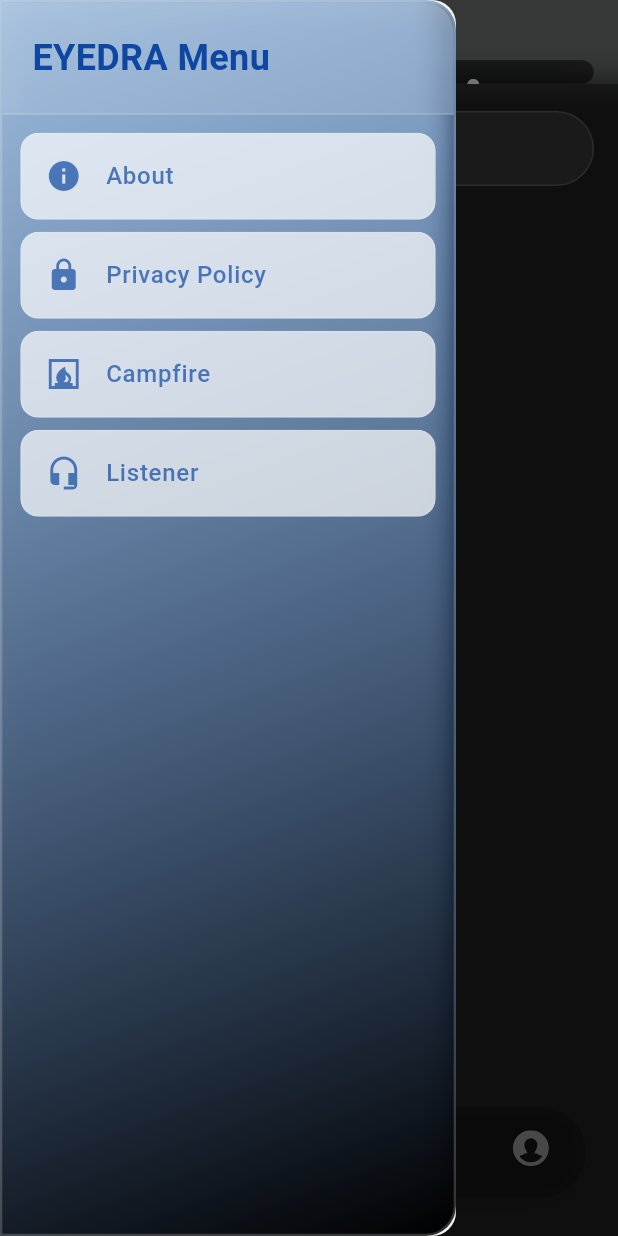
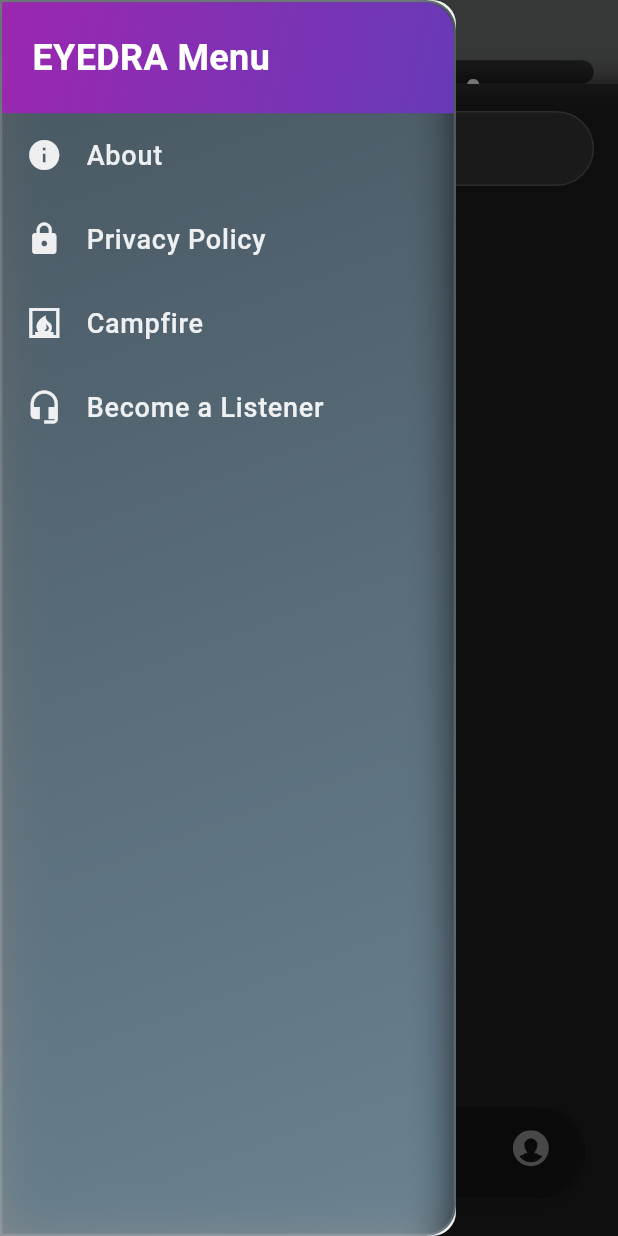
Before and after one commit to IshanD101/EYEDRA_UI_V2, a Flutter app: the screen it shows after launch, item 2 of the bottom bar chosen, with the side drawer open, on a phone screen of 412 x 824 dp. Run offline on Flutter 3.47's test engine with Material 3 defaults, Android fonts, the phone set to English and light mode, and no system bars; our stand-ins replace camera, flutter_secure_storage, flutter_svg, glassmorphism, image_picker, intl_phone_field and 4 more; missing offline and left inert: model_viewer_plus, webview_flutter_android, zego_uikit_prebuilt_video_conference; network calls fail.

Commit message:
Incoming changes for side bar..

```diff
--- a/lib/screens/home/side_bar.dart
+++ b/lib/screens/home/side_bar.dart
@@ -1,17 +1,11 @@
 import 'dart:ui';
 import 'package:flutter/material.dart';
 import 'package:eyedra_ui_v2/screens/listener_registration.dart';  // Import the Listener Registration Page
+//test comment
+class SideBar extends StatelessWidget {
+  final Function(int) onMenuItemSelected;
 
-class SideBar extends StatefulWidget {
-  final Function(int) onMenuItemSelected;
   const SideBar({super.key, required this.onMenuItemSelected});
-
-  @override
-  State<SideBar> createState() => _SideBarState();
-}
-
-class _SideBarState extends State<SideBar> {
-  int? hoveredIndex;
 
   @override
   Widget build(BuildContext context) {
@@ -21,34 +15,30 @@ class _SideBarState extends State<SideBar> {
         bottomRight: Radius.circular(20),
       ),
       child: BackdropFilter(
-
-        filter: ImageFilter.blur(sigmaX: 10, sigmaY: 10),
+        filter: ImageFilter.blur(sigmaX: 15, sigmaY: 15), // Glassmorphism effect
         child: Container(
           width: MediaQuery.of(context).size.width * 0.6,
           decoration: BoxDecoration(
             gradient: LinearGradient(
-
+              colors: [
+                Colors.black.withOpacity(0.6),
+                Colors.black.withOpacity(0.4)
+              ],
               begin: Alignment.topLeft,
               end: Alignment.bottomRight,
-              colors: [
-                Colors.blue[900]!.withOpacity(0.3),
-                Colors.black,
-              ],
             ),
             borderRadius: const BorderRadius.only(
               topRight: Radius.circular(20),
               bottomRight: Radius.circular(20),
             ),
             border: Border.all(
-
-              color: Colors.white.withOpacity(0.2),
+              color: Colors.white.withOpacity(0.15), // Subtle border
               width: 1.5,
             ),
             boxShadow: [
               BoxShadow(
-
-                color: Colors.blue.withOpacity(0.1),
-                blurRadius: 20,
+                color: Colors.blue.withOpacity(0.3),
+                blurRadius: 30,
                 spreadRadius: 5,
               ),
             ],
@@ -56,43 +46,34 @@ class _SideBarState extends State<SideBar> {
           child: ListView(
             padding: EdgeInsets.zero,
             children: [
-
-              ClipRRect(
-                borderRadius: const BorderRadius.only(
+              // Sidebar Header
+              Container(
+                padding: const EdgeInsets.all(20),
+                decoration: const BoxDecoration(
+                  gradient: LinearGradient(
+                    colors: [Colors.purple, Colors.deepPurple],
+                    begin: Alignment.topLeft,
+                    end: Alignment.bottomRight,
+                  ),
+                  borderRadius: BorderRadius.only(
                     topRight: Radius.circular(20),
                   ),
-                child: BackdropFilter(
-                  filter: ImageFilter.blur(sigmaX: 8, sigmaY: 8),
-                  child: Container(
-                    padding: const EdgeInsets.all(20),
-                    decoration: BoxDecoration(
-                      color: Colors.white.withOpacity(0.1),
-                      borderRadius: const BorderRadius.only(
-                        topRight: Radius.circular(20),
                 ),
-                      border: Border(
-                        bottom: BorderSide(
-                          color: Colors.white.withOpacity(0.2),
-                          width: 1,
-                        ),
-                      ),
-                    ),
-                    child: Text(
+                child: const Text(
                   'EYEDRA Menu',
                   style: TextStyle(
-                        color: Colors.blue[900],
+                    color: Colors.white,
                     fontSize: 24,
                     fontWeight: FontWeight.bold,
                   ),
                 ),
               ),
-                ),
-              ),
-              const SizedBox(height: 8),
-              _buildMenuItem(Icons.info, 'About', 0),
-              _buildMenuItem(Icons.lock, 'Privacy Policy', 1),
-              _buildMenuItem(Icons.fireplace, 'Campfire', 2),
-              _buildMenuItem(Icons.headset_mic, 'Listener', 3),
+
+              // Sidebar Items
+              _buildMenuItem(Icons.info, 'About', 0, context),
+              _buildMenuItem(Icons.lock, 'Privacy Policy', 1, context),
+              _buildMenuItem(Icons.fireplace, 'Campfire', 2, context),
+              _buildListenerMenuItem(context),  // Updated Listener button
             ],
           ),
         ),
@@ -100,133 +81,26 @@ class _SideBarState extends State<SideBar> {
     );
   }
 
-  Widget _buildMenuItem(IconData icon, String title, int index) {
-    final bool isHovered = hoveredIndex == index;
-
-    return MouseRegion(
-      onEnter: (_) {
-        setState(() {
-          hoveredIndex = index;
-        });
-      },
-      onExit: (_) {
-        setState(() {
-          hoveredIndex = null;
-        });
-      },
-      child: GestureDetector(
-        onTap: () {
-          widget.onMenuItemSelected(index);
-        },
-        child: Padding(
-          padding: const EdgeInsets.symmetric(horizontal: 12, vertical: 4),
-          child: ClipRRect(
-            borderRadius: BorderRadius.circular(12),
-            child: BackdropFilter(
-              filter: ImageFilter.blur(sigmaX: 3, sigmaY: 3),
-              child: Container(
-                decoration: BoxDecoration(
-                  color: Colors.white.withOpacity(0.7),  // Changed to white with opacity
-                  borderRadius: BorderRadius.circular(12),
-                  border: Border.all(
-                    color: isHovered
-                        ? Colors.white.withOpacity(0.2)
-                        : Colors.white.withOpacity(0.1),
-                    width: isHovered ? 1.5 : 1,
-                  ),
-                  boxShadow: isHovered
-                      ? [
-                    BoxShadow(
-                      color: Colors.blue.withOpacity(0.2),
-                      blurRadius: 8,
-                      spreadRadius: 1,
-                    ),
-                  ]
-                      : [],
-                ),
-                child: ListTile(
-                  leading: Icon(
-                    icon,
-                    color: isHovered
-                        ? Colors.blue[900]
-                        : Colors.blue[900]?.withOpacity(0.7),
-                    size: 24,
-                  ),
+  /// Generic Menu Item Builder
+  Widget _buildMenuItem(
+      IconData icon, String title, int index, BuildContext context) {
+    return ListTile(
+      leading: Icon(icon, color: Colors.white.withOpacity(0.9)),
       title: Text(
         title,
         style: TextStyle(
-                      color: isHovered
-                          ? Colors.blue[900]
-                          : Colors.blue[900]?.withOpacity(0.7),
-                      fontSize: 16,
-                      fontWeight: isHovered
-                          ? FontWeight.bold
-                          : FontWeight.w500,
+          color: Colors.white.withOpacity(0.9),
+          fontSize: 18,
+          fontWeight: FontWeight.w500,
         ),
       ),
-                ),
-              ),
-            ),
-          ),
-        ),
-      ),
-
-              // Sidebar Header
-//               Container(
-//                 padding: const EdgeInsets.all(20),
-//                 decoration: const BoxDecoration(
-//                   gradient: LinearGradient(
-//                     colors: [Colors.purple, Colors.deepPurple],
-//                     begin: Alignment.topLeft,
-//                     end: Alignment.bottomRight,
-//                   ),
-//                   borderRadius: BorderRadius.only(
-//                     topRight: Radius.circular(20),
-//                   ),
-//                 ),
-//                 child: const Text(
-//                   'EYEDRA Menu',
-//                   style: TextStyle(
-//                     color: Colors.white,
-//                     fontSize: 24,
-//                     fontWeight: FontWeight.bold,
-//                   ),
-//                 ),
-//               ),
-
-//               // Sidebar Items
-//               _buildMenuItem(Icons.info, 'About', 0, context),
-//               _buildMenuItem(Icons.lock, 'Privacy Policy', 1, context),
-//               _buildMenuItem(Icons.fireplace, 'Campfire', 2, context),
-//               _buildListenerMenuItem(context),  // Updated Listener button
-//             ],
-//           ),
-//         ),
-//       ),
-//     );
-//   }
-
-//   /// Generic Menu Item Builder
-//   Widget _buildMenuItem(
-//       IconData icon, String title, int index, BuildContext context) {
-//     return ListTile(
-//       leading: Icon(icon, color: Colors.white.withOpacity(0.9)),
-//       title: Text(
-//         title,
-//         style: TextStyle(
-//           color: Colors.white.withOpacity(0.9),
-//           fontSize: 18,
-//           fontWeight: FontWeight.w500,
-//         ),
-//       ),
-//       shape: RoundedRectangleBorder(borderRadius: BorderRadius.circular(10)),
-//       onTap: () {
-//         Navigator.pop(context);
-//         onMenuItemSelected(index);
-//       },
-//       tileColor: Colors.transparent,
-//       splashColor: Colors.blueAccent.withOpacity(0.3),
-//
+      shape: RoundedRectangleBorder(borderRadius: BorderRadius.circular(10)),
+      onTap: () {
+        Navigator.pop(context);
+        onMenuItemSelected(index);
+      },
+      tileColor: Colors.transparent,
+      splashColor: Colors.blueAccent.withOpacity(0.3),
     );
   }
 
@@ -263,9 +137,7 @@ void showSideBar(BuildContext context, Function(int) onMenuItemSelected) {
     isScrollControlled: true,
     backgroundColor: Colors.transparent,
     builder: (BuildContext context) {
-      return BackdropFilter(
-        filter: ImageFilter.blur(sigmaX: 5, sigmaY: 5),
-        child: Row(
+      return Row(
         children: [
           SideBar(onMenuItemSelected: onMenuItemSelected),
           Expanded(
@@ -277,7 +149,6 @@ void showSideBar(BuildContext context, Function(int) onMenuItemSelected) {
             ),
           ),
         ],
-        ),
       );
     },
   );
```
Also changed, not shown: 4 other files. Lines whose indentation alone changed are shown as unchanged.
